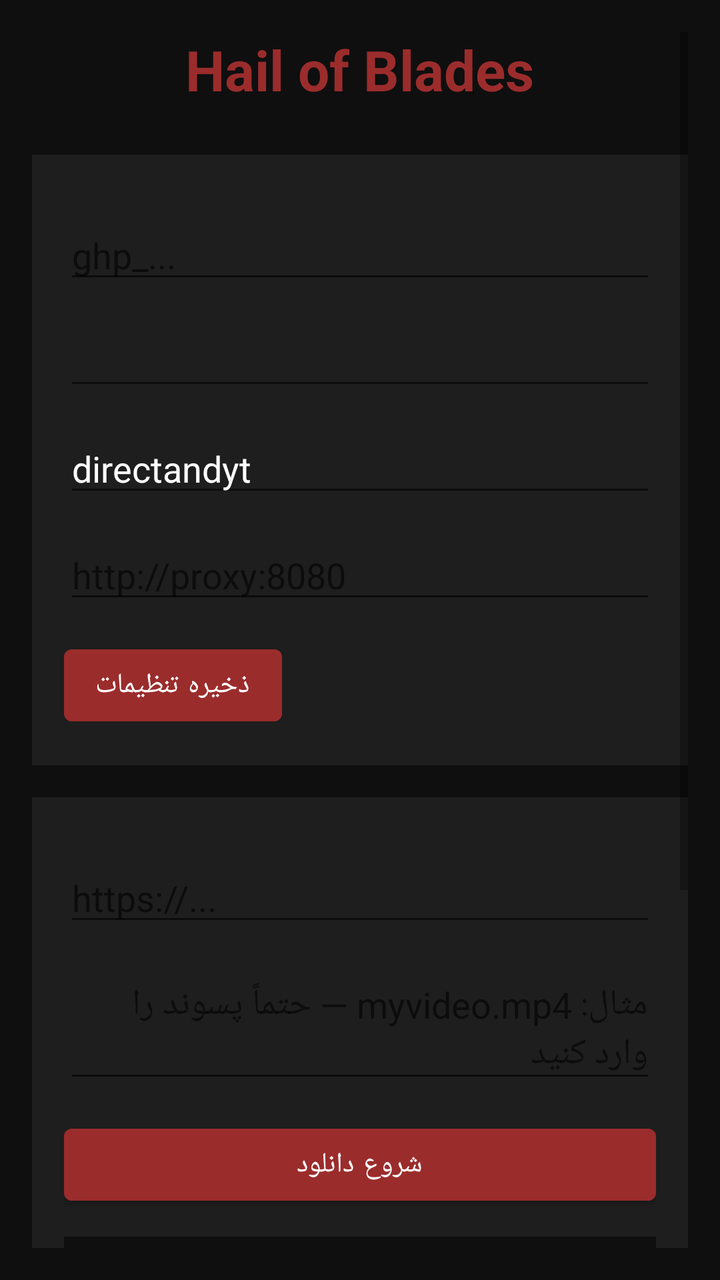
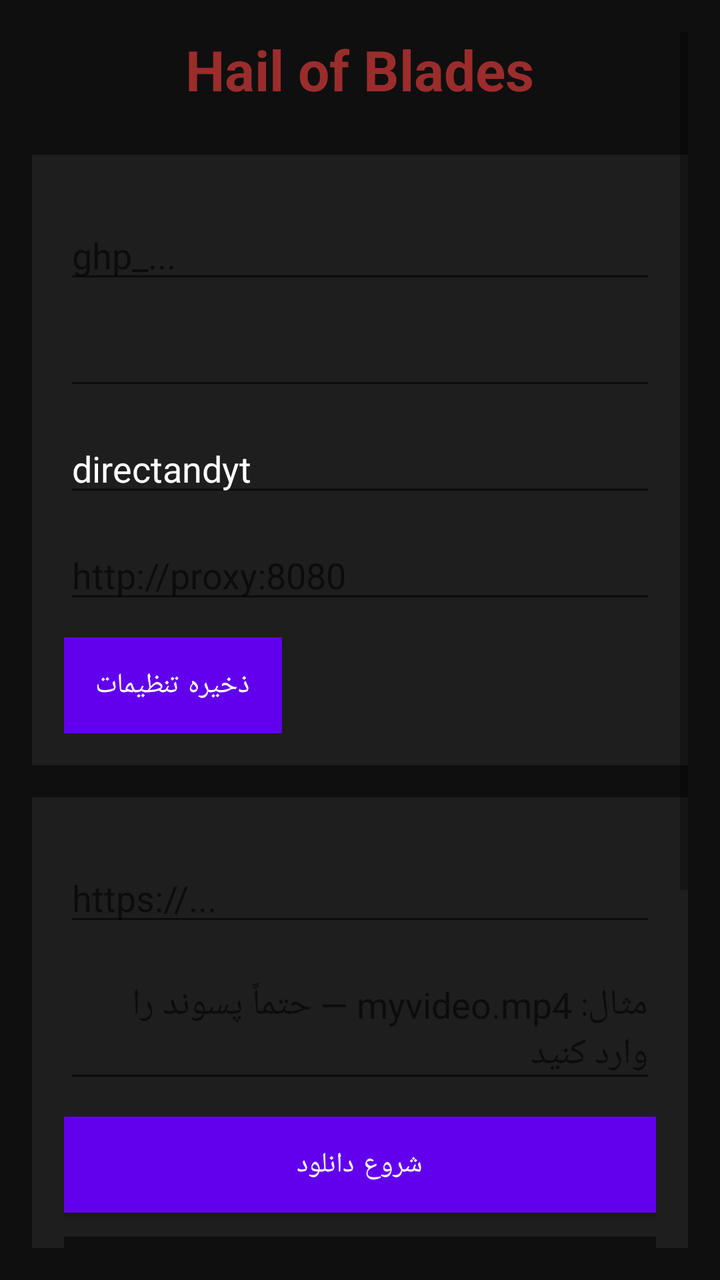

The first picture is an Android layout as it rendered before a commit; the second is the same layout after the commit. The layout source and the unified diff follow.
<!-- AndroidManifest.xml: fallback theme Theme.MaterialComponents.DayNight.NoActionBar -->
<!-- res/layout/activity_main.xml -->
<?xml version="1.0" encoding="utf-8"?>
<ScrollView xmlns:android="http://schemas.android.com/apk/res/android"
    android:layout_width="match_parent"
    android:layout_height="match_parent"
    android:padding="16dp"
    android:background="#0F0F0F">

    <LinearLayout
        android:layout_width="match_parent"
        android:layout_height="wrap_content"
        android:orientation="vertical"
        android:gravity="center_horizontal">

        <TextView
            android:layout_width="wrap_content"
            android:layout_height="wrap_content"
            android:text="Hail of Blades"
            android:textSize="28sp"
            android:textStyle="bold"
            android:textColor="#9B2C2C"
            android:paddingBottom="24dp" />

        
        <LinearLayout
            android:layout_width="match_parent"
            android:layout_height="wrap_content"
            android:orientation="vertical"
            android:layout_marginBottom="16dp"
            android:padding="16dp"
            android:background="#1E1E1E">

            <TextView android:text="تنظیمات" android:textColor="#9B2C2C" android:textSize="18sp" android:layout_marginBottom="12dp"/>

            <TextView android:text="توکن گیت‌هاب" android:textColor="#B0B0B0"/>
            <EditText
                android:id="@+id/tokenInput"
                android:layout_width="match_parent"
                android:layout_height="wrap_content"
                android:inputType="textPassword"
                android:hint="ghp_..."
                android:textColor="#FFFFFF"/>

            <TextView android:text="مالک ریپازیتوری" android:textColor="#B0B0B0" android:layout_marginTop="12dp"/>
            <EditText
                android:id="@+id/ownerInput"
                android:layout_width="match_parent"
                android:layout_height="wrap_content"
                android:text=""
                android:textColor="#FFFFFF"/>

            <TextView android:text="نام ریپازیتوری" android:textColor="#B0B0B0" android:layout_marginTop="12dp"/>
            <EditText
                android:id="@+id/repoInput"
                android:layout_width="match_parent"
                android:layout_height="wrap_content"
                android:text="directandyt"
                android:textColor="#FFFFFF"/>

            <TextView android:text="پروکسی (اختیاری)" android:textColor="#B0B0B0" android:layout_marginTop="12dp"/>
            <EditText
                android:id="@+id/proxyInput"
                android:layout_width="match_parent"
                android:layout_height="wrap_content"
                android:hint="http://proxy:8080"
                android:textColor="#FFFFFF"/>

            <Button
                android:id="@+id/saveSettingsButton"
                android:layout_width="wrap_content"
                android:layout_height="wrap_content"
                android:text="ذخیره تنظیمات"
                android:layout_marginTop="12dp"
                android:backgroundTint="#9B2C2C"
                android:textColor="#FFFFFF"/>
        </LinearLayout>

        
        <LinearLayout
            android:layout_width="match_parent"
            android:layout_height="wrap_content"
            android:orientation="vertical"
            android:layout_marginBottom="16dp"
            android:padding="16dp"
            android:background="#1E1E1E">

            <TextView android:text="دانلود فایل" android:textColor="#9B2C2C" android:textSize="18sp" android:layout_marginBottom="12dp"/>

            <TextView android:text="آدرس فایل (URL)" android:textColor="#B0B0B0"/>
            <EditText
                android:id="@+id/urlInput"
                android:layout_width="match_parent"
                android:layout_height="wrap_content"
                android:hint="https://..."
                android:textColor="#FFFFFF"/>

            <TextView android:text="نام فایل خروجی (اختیاری)" android:textColor="#B0B0B0" android:layout_marginTop="12dp"/>
            <EditText
                android:id="@+id/filenameInput"
                android:layout_width="match_parent"
                android:layout_height="wrap_content"
                android:hint="مثال: myvideo.mp4 — حتماً پسوند را وارد کنید"
                android:textColor="#FFFFFF"/>

            <Button
                android:id="@+id/startButton"
                android:layout_width="match_parent"
                android:layout_height="wrap_content"
                android:text="شروع دانلود"
                android:layout_marginTop="12dp"
                android:backgroundTint="#9B2C2C"
                android:textColor="#FFFFFF"/>

            <ProgressBar
                android:id="@+id/progressBar"
                style="?android:attr/progressBarStyleHorizontal"
                android:layout_width="match_parent"
                android:layout_height="wrap_content"
                android:layout_marginTop="16dp"
                android:visibility="gone"/>

            <TextView
                android:id="@+id/logText"
                android:layout_width="match_parent"
                android:layout_height="150dp"
                android:background="#0F0F0F"
                android:padding="8dp"
                android:scrollbars="vertical"
                android:gravity="top"
                android:textColor="#B0B0B0"
                android:layout_marginTop="12dp"/>

            <Button
                android:id="@+id/clearLogButton"
                android:layout_width="wrap_content"
                android:layout_height="wrap_content"
                android:text="پاک کردن لاگ"
                android:layout_gravity="end"
                android:backgroundTint="#333333"
                android:textColor="#FFFFFF"/>
        </LinearLayout>

        
        <LinearLayout
            android:layout_width="match_parent"
            android:layout_height="wrap_content"
            android:orientation="horizontal"
            android:gravity="center"
            android:layout_marginTop="8dp"
            android:padding="8dp">

            <TextView
                android:id="@+id/telegramLink"
                android:layout_width="wrap_content"
                android:layout_height="wrap_content"
                android:text="📱 @Hailofblades"
                android:textColor="#0088cc"
                android:padding="8dp"
                android:clickable="true"
                android:focusable="true"/>

            <TextView android:text="  |  " android:textColor="#B0B0B0"/>

            <TextView
                android:id="@+id/githubLink"
                android:layout_width="wrap_content"
                android:layout_height="wrap_content"
                android:text="🐙 GitHub"
                android:textColor="#AAAAAA"
                android:padding="8dp"
                android:clickable="true"
                android:focusable="true"/>
        </LinearLayout>

    </LinearLayout>
</ScrollView>
<!-- resources referenced by this layout -->
<resources>

</resources>

<!-- the commit's change to res/layout/activity_main.xml (unified diff, before → after) -->
@@ -70,7 +70,7 @@
                 android:layout_height="wrap_content"
                 android:text="ذخیره تنظیمات"
                 android:layout_marginTop="12dp"
-                android:backgroundTint="#9B2C2C"
+                android:background="#9B2C2C"
                 android:textColor="#FFFFFF"/>
         </LinearLayout>
 
@@ -107,7 +107,7 @@
                 android:layout_height="wrap_content"
                 android:text="شروع دانلود"
                 android:layout_marginTop="12dp"
-                android:backgroundTint="#9B2C2C"
+                android:background="#9B2C2C"
                 android:textColor="#FFFFFF"/>
 
             <ProgressBar
@@ -135,7 +135,7 @@
                 android:layout_height="wrap_content"
                 android:text="پاک کردن لاگ"
                 android:layout_gravity="end"
-                android:backgroundTint="#333333"
+                android:background="#333333"
                 android:textColor="#FFFFFF"/>
         </LinearLayout>
 
